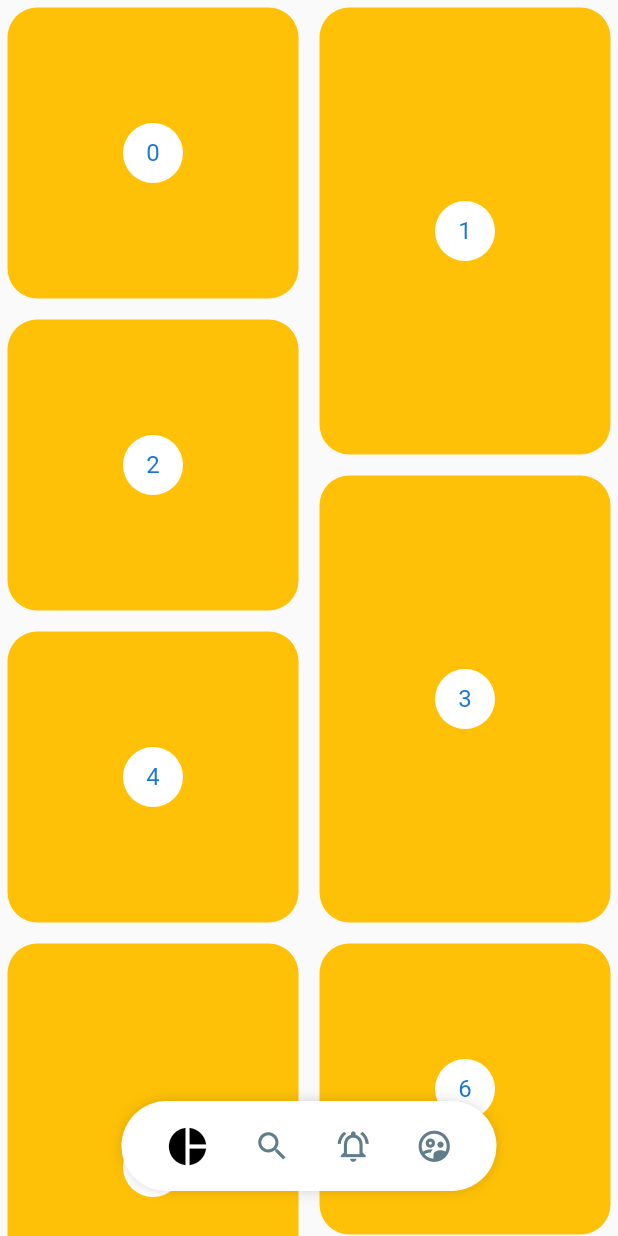
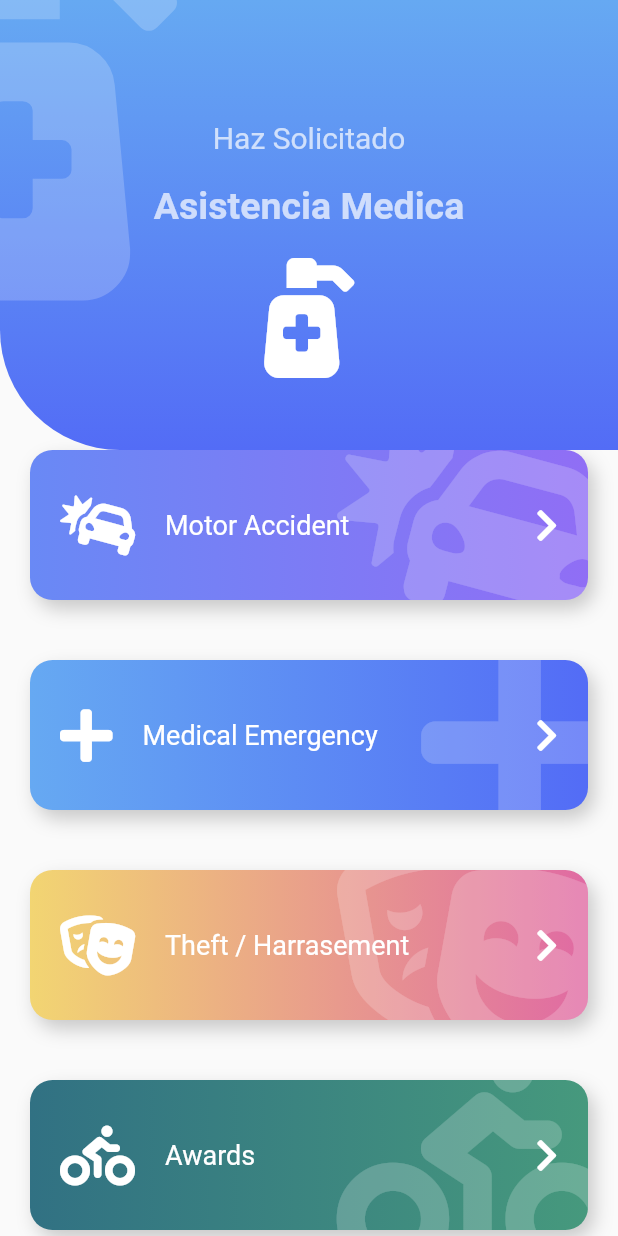
Before and after one commit to julianfrancodev/bug-free-flutter-painter-animatios, a Flutter app: the screen it shows after launch, on a phone screen of 412 x 824 dp. Run offline on Flutter 3.47's test engine with Material 2 defaults, Android fonts, the phone set to English and light mode, and no system bars; our stand-ins replace flutter_svg, font_awesome_flutter.

Commit message:
feat: improve new header and fat buttons

```diff
--- a/lib/main.dart
+++ b/lib/main.dart
@@ -2,6 +2,7 @@ import 'package:custom_painter/challenges/box_animated.dart';
 import 'package:custom_painter/pages/animations_page.dart';
 import 'package:custom_painter/labs/circular_progress_page.dart';
 import 'package:custom_painter/pages/circular_graphics_page.dart';
+import 'package:custom_painter/pages/emergency_page.dart';
 import 'package:custom_painter/pages/header_page.dart';
 import 'package:custom_painter/labs/slideshow_page.dart';
 import 'package:custom_painter/pages/pinterest_page.dart';
@@ -11,6 +12,6 @@ import 'package:flutter/material.dart';
 void main(){
   runApp(MaterialApp(
     debugShowCheckedModeBanner: false,
-    home: PinteresPage(),
+    home: EmergencyPage(),
   ));
 }
--- /dev/null
+++ b/lib/pages/emergency_page.dart
@@ -0,0 +1,100 @@
+import 'package:custom_painter/widgets/fat_button.dart';
+import 'package:custom_painter/widgets/header.dart';
+import 'package:flutter/material.dart';
+import 'package:font_awesome_flutter/font_awesome_flutter.dart';
+
+class ItemBoton {
+  final IconData icon;
+  final String text;
+  final Color color1;
+  final Color color2;
+
+  ItemBoton(this.icon, this.text, this.color1, this.color2);
+}
+
+class EmergencyPage extends StatelessWidget {
+  @override
+  Widget build(BuildContext context) {
+    final items = <ItemBoton>[
+      new ItemBoton(FontAwesomeIcons.carCrash, 'Motor Accident',
+          Color(0xff6989F5), Color(0xff906EF5)),
+      new ItemBoton(FontAwesomeIcons.plus, 'Medical Emergency',
+          Color(0xff66A9F2), Color(0xff536CF6)),
+      new ItemBoton(FontAwesomeIcons.theaterMasks, 'Theft / Harrasement',
+          Color(0xffF2D572), Color(0xffE06AA3)),
+      new ItemBoton(FontAwesomeIcons.biking, 'Awards', Color(0xff317183),
+          Color(0xff46997D)),
+      new ItemBoton(FontAwesomeIcons.carCrash, 'Motor Accident',
+          Color(0xff6989F5), Color(0xff906EF5)),
+      new ItemBoton(FontAwesomeIcons.plus, 'Medical Emergency',
+          Color(0xff66A9F2), Color(0xff536CF6)),
+      new ItemBoton(FontAwesomeIcons.theaterMasks, 'Theft / Harrasement',
+          Color(0xffF2D572), Color(0xffE06AA3)),
+      new ItemBoton(FontAwesomeIcons.biking, 'Awards', Color(0xff317183),
+          Color(0xff46997D)),
+      new ItemBoton(FontAwesomeIcons.carCrash, 'Motor Accident',
+          Color(0xff6989F5), Color(0xff906EF5)),
+      new ItemBoton(FontAwesomeIcons.plus, 'Medical Emergency',
+          Color(0xff66A9F2), Color(0xff536CF6)),
+      new ItemBoton(FontAwesomeIcons.theaterMasks, 'Theft / Harrasement',
+          Color(0xffF2D572), Color(0xffE06AA3)),
+      new ItemBoton(FontAwesomeIcons.biking, 'Awards', Color(0xff317183),
+          Color(0xff46997D)),
+    ];
+
+    List<FatButton> itemMap = items
+        .map((e) => FatButton(
+              icon: e.icon,
+              text: e.text,
+              color1: e.color1,
+              color2: e.color2,
+              onPress: () => print('Hola'),
+            ))
+        .toList();
+
+    return Scaffold(
+        body: Stack(
+      children: [
+        Container(
+          margin: EdgeInsets.only(top: 280),
+          child: ListView(
+            children: itemMap,
+          ),
+        ),
+        IconHeader(
+          icon: FontAwesomeIcons.pumpMedical,
+          title: 'Asistencia Medica',
+          subtitle: 'Haz Solicitado',
+          color1: Color(0xff66A9F2),
+          color2: Color(0xff536CF6),
+        )
+      ],
+    ));
+  }
+}
+
+class _FatButtonTemp extends StatelessWidget {
+  @override
+  Widget build(BuildContext context) {
+    return FatButton(
+      icon: FontAwesomeIcons.carCrash,
+      text: "Crash Cars",
+      color1: Color(0xff6989f5),
+      color2: Color(0xff9063f5),
+      onPress: () => print("fuck you"),
+    );
+  }
+}
+
+class PageHeader extends StatelessWidget {
+  @override
+  Widget build(BuildContext context) {
+    return IconHeader(
+      icon: FontAwesomeIcons.briefcaseMedical,
+      subtitle: 'Haz Solicitado',
+      title: 'Asistencia Medica',
+      color1: Color(0xff526bf6),
+      color2: Color(0xff67acf2),
+    );
+  }
+}
--- /dev/null
+++ b/lib/widgets/fat_button.dart
@@ -0,0 +1,94 @@
+import 'package:flutter/material.dart';
+import 'package:font_awesome_flutter/font_awesome_flutter.dart';
+
+class FatButton extends StatelessWidget {
+
+  final IconData icon;
+  final String text;
+  final Color color1;
+  final Color color2;
+  final Function onPress;
+
+
+  FatButton({@required this.icon, @required this.text, this.color1 = Colors
+      .grey, this.color2 = Colors.blueGrey, this.onPress});
+
+  @override
+  Widget build(BuildContext context) {
+    return GestureDetector(
+      onTap: onPress,
+      child: Stack(
+        children: [
+          _FatButtonBackground(color1, color2, icon),
+          Row(
+            mainAxisAlignment: MainAxisAlignment.center,
+            children: [
+              SizedBox(height: 140, width: 40,),
+              FaIcon(
+                icon,
+                color: Colors.white,
+                size: 40,
+              ),
+              SizedBox(width: 20,),
+              Expanded(
+                child: Text(
+                  text,
+                  style: TextStyle(color: Colors.white, fontSize: 18),
+                ),
+              ),
+              FaIcon(FontAwesomeIcons.chevronRight, color: Colors.white,),
+              SizedBox(width: 40,)
+            ],
+          )
+        ],
+      ),
+    );
+  }
+}
+
+class _FatButtonBackground extends StatelessWidget {
+
+  final Color color1;
+  final Color color2;
+  final IconData icon;
+
+  _FatButtonBackground(this.color1, this.color2, this.icon);
+
+  @override
+  Widget build(BuildContext context) {
+    return Container(
+      child: ClipRRect(
+        borderRadius: BorderRadius.circular(15),
+        child: Stack(
+          children: [
+            Positioned(
+              right: -20,
+              top: -20,
+              child: FaIcon(
+                icon,
+                size: 150,
+                color: Colors.white.withOpacity(0.2),
+              ),
+            )
+          ],
+        ),
+      ),
+      width: double.infinity,
+      height: 100,
+      margin: EdgeInsets.all(20),
+      decoration: BoxDecoration(
+          color: Colors.red,
+          boxShadow: [
+            BoxShadow(
+                color: Colors.black.withOpacity(0.2),
+                offset: Offset(4, 6),
+                blurRadius: 10)
+          ],
+          borderRadius: BorderRadius.circular(15),
+          gradient: LinearGradient(colors: [
+            color1,
+            color2,
+          ])),
+    );
+  }
+}
--- a/lib/widgets/header.dart
+++ b/lib/widgets/header.dart
@@ -1,4 +1,5 @@
 import 'package:flutter/material.dart';
+import 'package:font_awesome_flutter/font_awesome_flutter.dart';
 
 class Header extends StatelessWidget {
   @override
@@ -33,7 +34,6 @@ class HeaderDiagonal extends StatelessWidget {
       // color: ,
       child: CustomPaint(
         painter: _HeaderGradientVawesPainter(),
-
       ),
     );
   }
@@ -251,3 +251,92 @@ class _HeaderGradientVawesPainter extends CustomPainter {
     return true;
   }
 }
+
+class IconHeader extends StatelessWidget {
+  final IconData icon;
+  final String title;
+  final String subtitle;
+  final Color color1;
+  final Color color2;
+
+  IconHeader(
+      {@required this.icon,
+      @required this.title,
+      @required this.subtitle,
+      this.color1 = Colors.grey,
+      this.color2 = Colors.blueGrey });
+
+  @override
+  Widget build(BuildContext context) {
+    return Stack(
+      children: [
+        _IconHeaderBackground(color1,color2),
+        Positioned(
+          top: -50,
+          left: -70,
+          child: FaIcon(
+            icon,
+            size: 250,
+            color: Colors.white.withOpacity(0.2),
+          ),
+        ),
+        Column(
+          children: [
+            SizedBox(
+              height: 80,
+              width: double.infinity,
+            ),
+            Text(
+              subtitle,
+              style:
+                  TextStyle(fontSize: 20, color: Colors.white.withOpacity(0.7)),
+            ),
+            SizedBox(
+              height: 20,
+            ),
+            Text(
+              title,
+              style: TextStyle(
+                  fontSize: 25,
+                  color: Colors.white.withOpacity(0.7),
+                  fontWeight: FontWeight.bold),
+            ),
+            SizedBox(
+              height: 20,
+            ),
+            FaIcon(
+              icon,
+              size: 80,
+              color: Colors.white,
+            )
+          ],
+        )
+      ],
+    );
+  }
+}
+
+class _IconHeaderBackground extends StatelessWidget {
+
+  final Color color1;
+  final Color color2;
+
+  _IconHeaderBackground(this.color1,this.color2);
+
+  @override
+  Widget build(BuildContext context) {
+    return Container(
+      width: double.infinity,
+      height: 300,
+      decoration: BoxDecoration(
+          borderRadius: BorderRadius.only(bottomLeft: Radius.circular(80)),
+          gradient: LinearGradient(
+              begin: Alignment.topCenter,
+              end: Alignment.bottomCenter,
+              colors: [
+                color1,
+                color2,
+              ])),
+    );
+  }
+}
--- a/pubspec.yaml
+++ b/pubspec.yaml
@@ -31,6 +31,8 @@ dependencies:
   flutter_svg: ^0.19.1
   provider: ^4.3.2+2
   flutter_staggered_grid_view: ^0.3.2
+  font_awesome_flutter: ^8.10.0
+  animate_do: ^1.7.3
 
 dev_dependencies:
   flutter_test:
```
Also changed, not shown: pubspec.lock.
